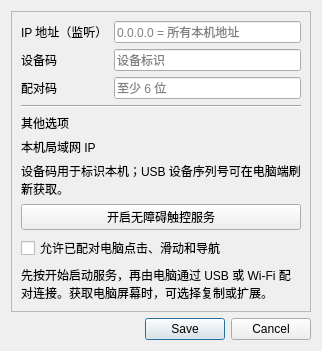
Above: Furina/settings.ui from HuTaoUnknow/Fukaros-Furina before the change. Below: the same form after it.
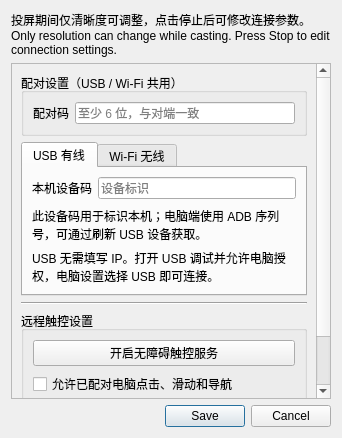
That is the form after the change.

Commit message: Lock casting options until Stop and separate USB/Wi-Fi settings

```diff
--- a/Furina/settings.ui
+++ b/Furina/settings.ui
@@ -6,6 +6,17 @@
    <string>连接设置</string>
   </property>
   <layout class="QVBoxLayout" name="dialogLayout">
+   <item>
+    <widget class="QLabel" name="sessionSettingsHint">
+     <property name="text">
+      <string>投屏期间仅清晰度可调整，点击停止后可修改连接参数。
+Only resolution can change while casting. Press Stop to edit connection settings.</string>
+     </property>
+     <property name="wordWrap">
+      <bool>true</bool>
+     </property>
+    </widget>
+   </item>
    <item>
     <widget class="QScrollArea" name="settingsScroll">
      <property name="widgetResizable">
@@ -17,7 +28,95 @@
      <widget class="QWidget" name="settingsContents">
       <layout class="QVBoxLayout" name="settingsLayout">
        <item>
-        <layout class="QFormLayout" name="connectionForm">
+        <widget class="QGroupBox" name="pairingGroup">
+         <property name="title">
+          <string>配对设置（USB / Wi-Fi 共用）</string>
+         </property>
+         <layout class="QVBoxLayout" name="pairingGroupLayout">
+          <item>
+           <layout class="QFormLayout" name="pairingForm">
+            <item row="0" column="0">
+             <widget class="QLabel" name="tokenLabel">
+              <property name="text">
+               <string>配对码</string>
+              </property>
+              <property name="wordWrap">
+               <bool>true</bool>
+              </property>
+             </widget>
+            </item>
+            <item row="0" column="1">
+             <widget class="QLineEdit" name="token">
+              <property name="placeholderText">
+               <string>至少 6 位，与对端一致</string>
+              </property>
+             </widget>
+            </item>
+           </layout>
+          </item>
+         </layout>
+        </widget>
+       </item>
+       <item>
+        <widget class="QTabWidget" name="connectionTabs">
+         <widget class="QWidget" name="usbPage">
+          <attribute name="title">
+           <string>USB 有线</string>
+          </attribute>
+          <layout class="QVBoxLayout" name="usbPageLayout">
+           <item>
+            <layout class="QFormLayout" name="usbPageForm">
+             <item row="0" column="0">
+              <widget class="QLabel" name="serialLabel">
+               <property name="text">
+                <string>本机设备码</string>
+               </property>
+               <property name="wordWrap">
+                <bool>true</bool>
+               </property>
+              </widget>
+             </item>
+             <item row="0" column="1">
+              <widget class="QLineEdit" name="serial">
+               <property name="placeholderText">
+                <string>设备标识</string>
+               </property>
+               <property name="readOnly">
+                <bool>true</bool>
+               </property>
+              </widget>
+             </item>
+            </layout>
+           </item>
+           <item>
+            <widget class="QLabel" name="deviceHint">
+             <property name="text">
+              <string>此设备码用于标识本机；电脑端使用 ADB 序列号，可通过刷新 USB 设备获取。</string>
+             </property>
+             <property name="wordWrap">
+              <bool>true</bool>
+             </property>
+            </widget>
+           </item>
+           <item>
+            <widget class="QLabel" name="usbHint">
+             <property name="text">
+              <string>USB 无需填写 IP。打开 USB 调试并允许电脑授权，电脑设置选择 USB 即可连接。</string>
+             </property>
+             <property name="wordWrap">
+              <bool>true</bool>
+             </property>
+            </widget>
+           </item>
+          </layout>
+         </widget>
+         <widget class="QWidget" name="wifiPage">
+          <attribute name="title">
+           <string>Wi-Fi 无线</string>
+          </attribute>
+          <layout class="QVBoxLayout" name="wifiPageLayout">
+           <item>
+            <layout class="QFormLayout" name="wifiPageForm">
          <item row="0" column="0">
           <widget class="QLabel" name="hostLabel">
            <property name="text">
@@ -35,41 +134,31 @@
            </property>
           </widget>
          </item>
-         <item row="1" column="0">
-          <widget class="QLabel" name="serialLabel">
+            </layout>
+           </item>
+           <item>
+            <widget class="QLabel" name="addresses">
            <property name="text">
-            <string>设备码</string>
+              <string>本机局域网 IP</string>
            </property>
            <property name="wordWrap">
             <bool>true</bool>
            </property>
           </widget>
          </item>
-         <item row="1" column="1">
-          <widget class="QLineEdit" name="serial">
-           <property name="placeholderText">
-            <string>设备标识</string>
-           </property>
-          </widget>
-         </item>
-         <item row="2" column="0">
-          <widget class="QLabel" name="tokenLabel">
+           <item>
+            <widget class="QLabel" name="wifiHint">
            <property name="text">
-            <string>配对码</string>
+              <string>电脑填写本机局域网 IP。默认监听 0.0.0.0，同一服务接受 USB 与 Wi-Fi 连接。</string>
            </property>
            <property name="wordWrap">
             <bool>true</bool>
            </property>
           </widget>
          </item>
-         <item row="2" column="1">
-          <widget class="QLineEdit" name="token">
-           <property name="placeholderText">
-            <string>至少 6 位</string>
-           </property>
-          </widget>
-         </item>
-        </layout>
+          </layout>
+         </widget>
+        </widget>
        </item>
        <item>
         <widget class="QFrame" name="settingsSeparator">
@@ -82,35 +171,11 @@
         </widget>
        </item>
        <item>
-        <widget class="QLabel" name="advancedTitle">
-         <property name="text">
-          <string>其他选项</string>
+        <widget class="QGroupBox" name="controlGroup">
+         <property name="title">
+          <string>远程触控设置</string>
          </property>
-         <property name="wordWrap">
-          <bool>true</bool>
-         </property>
-        </widget>
-       </item>
-       <item>
-        <widget class="QLabel" name="addresses">
-         <property name="text">
-          <string>本机局域网 IP</string>
-         </property>
-         <property name="wordWrap">
-          <bool>true</bool>
-         </property>
-        </widget>
-       </item>
-       <item>
-        <widget class="QLabel" name="deviceHint">
-         <property name="text">
-          <string>设备码用于标识本机；USB 设备序列号可在电脑端刷新获取。</string>
-         </property>
-         <property name="wordWrap">
-          <bool>true</bool>
-         </property>
-        </widget>
-       </item>
+         <layout class="QVBoxLayout" name="controlGroupLayout">
        <item>
         <widget class="QPushButton" name="accessibility">
          <property name="text">
@@ -125,10 +190,13 @@
          </property>
         </widget>
        </item>
+         </layout>
+        </widget>
+       </item>
        <item>
         <widget class="QLabel" name="connectionHint">
          <property name="text">
-          <string>先按开始启动服务，再由电脑通过 USB 或 Wi-Fi 配对连接。获取电脑屏幕时，可选择复制或扩展。</string>
+          <string>先配置连接参数并保存，再按开始。投屏开始后点击停止才能改变投屏方式。</string>
          </property>
          <property name="wordWrap">
           <bool>true</bool>
@@ -163,11 +231,4 @@
    <slot>reject()</slot>
   </connection>
  </connections>
- <customwidgets>
-  <customwidget>
-   <class>FurinaComboBox</class>
-   <extends>QComboBox</extends>
-   <header>interface_support.h</header>
-  </customwidget>
- </customwidgets>
 </ui>
```
Lines whose indentation alone changed are shown as unchanged. The commit also changes 30 other files.
